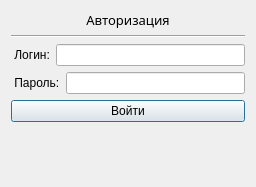
ssmlnsk/Practic, file auth.ui: the form before one commit.
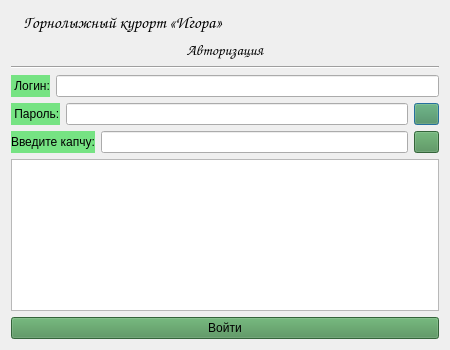
The form after the commit. Icons and pictures are not drawn.

Commit message: доделал формочки.ui

Patch:
```diff
--- a/auth.ui
+++ b/auth.ui
@@ -6,8 +6,8 @@
    <rect>
     <x>0</x>
     <y>0</y>
-    <width>256</width>
-    <height>187</height>
+    <width>450</width>
+    <height>350</height>
    </rect>
   </property>
   <property name="sizePolicy">
@@ -18,8 +18,8 @@
   </property>
   <property name="maximumSize">
    <size>
-    <width>350</width>
-    <height>280</height>
+    <width>450</width>
+    <height>350</height>
    </size>
   </property>
   <property name="windowTitle">
@@ -27,15 +27,82 @@
   </property>
   <layout class="QVBoxLayout" name="verticalLayout_2">
    <item>
-    <layout class="QVBoxLayout" name="verticalLayout" stretch="1,0,1,1,1,0,4">
+    <layout class="QVBoxLayout" name="verticalLayout" stretch="0,1,0,1,1,0,0,1">
+     <item>
+      <layout class="QHBoxLayout" name="horizontalLayout_3" stretch="2,2,0">
+       <property name="leftMargin">
+        <number>12</number>
+       </property>
+       <property name="rightMargin">
+        <number>0</number>
+       </property>
+       <item>
+        <widget class="QLabel" name="label_5">
+         <property name="minimumSize">
+          <size>
+           <width>0</width>
+           <height>0</height>
+          </size>
+         </property>
+         <property name="font">
+          <font>
+           <family>Comic Sans MS</family>
+           <pointsize>13</pointsize>
+          </font>
+         </property>
+         <property name="text">
+          <string>Горнолыжный курорт «Игора»    </string>
+         </property>
+         <property name="alignment">
+          <set>Qt::AlignCenter</set>
+         </property>
+        </widget>
+       </item>
+       <item>
+        <spacer name="horizontalSpacer_6">
+         <property name="orientation">
+          <enum>Qt::Horizontal</enum>
+         </property>
+         <property name="sizeHint" stdset="0">
+          <size>
+           <width>40</width>
+           <height>20</height>
+          </size>
+         </property>
+        </spacer>
+       </item>
+       <item>
+        <widget class="QLabel" name="logo">
+         <property name="maximumSize">
+          <size>
+           <width>80</width>
+           <height>80</height>
+          </size>
+         </property>
+         <property name="text">
+          <string/>
+         </property>
+         <property name="pixmap">
+          <pixmap>img/logo_mini.png</pixmap>
+         </property>
+        </widget>
+       </item>
+      </layout>
+     </item>
      <item>
       <widget class="QLabel" name="label">
        <property name="font">
         <font>
-         <family>Ebrima</family>
-         <pointsize>10</pointsize>
+         <family>Comic Sans MS</family>
+         <pointsize>11</pointsize>
+         <weight>50</weight>
+         <italic>false</italic>
+         <bold>false</bold>
         </font>
        </property>
+       <property name="styleSheet">
+        <string notr="true">font: 11pt &quot;Comic Sans MS&quot;;</string>
+       </property>
        <property name="text">
         <string>Авторизация</string>
        </property>
@@ -55,6 +122,10 @@
       <layout class="QHBoxLayout" name="horizontalLayout">
        <item>
         <widget class="QLabel" name="label_2">
+         <property name="styleSheet">
+          <string notr="true">background-color: rgb(118, 227, 131);
+font: 9pt &quot;Comic Sans MS&quot;;</string>
+         </property>
          <property name="text">
           <string> Логин:</string>
          </property>
@@ -69,6 +140,10 @@
       <layout class="QHBoxLayout" name="horizontalLayout_2">
        <item>
         <widget class="QLabel" name="label_3">
+         <property name="styleSheet">
+          <string notr="true">background-color: rgb(118, 227, 131);
+font: 9pt &quot;Comic Sans MS&quot;;</string>
+         </property>
          <property name="text">
           <string> Пароль:</string>
          </property>
@@ -81,72 +156,82 @@
          </property>
         </widget>
        </item>
+       <item>
+        <widget class="QPushButton" name="btn_hide_password">
+         <property name="maximumSize">
+          <size>
+           <width>25</width>
+           <height>25</height>
+          </size>
+         </property>
+         <property name="styleSheet">
+          <string notr="true">background-color: rgb(73, 140, 81);
+font: 9pt &quot;Comic Sans MS&quot;;</string>
+         </property>
+         <property name="text">
+          <string/>
+         </property>
+         <property name="icon">
+          <iconset>
+           <normaloff>img/eye.png</normaloff>img/eye.png</iconset>
+         </property>
+        </widget>
+       </item>
       </layout>
      </item>
+     <item>
+      <layout class="QHBoxLayout" name="horizontalLayout_4">
+       <item>
+        <widget class="QLabel" name="label_4">
+         <property name="styleSheet">
+          <string notr="true">background-color: rgb(118, 227, 131);
+font: 9pt &quot;Comic Sans MS&quot;;</string>
+         </property>
+         <property name="text">
+          <string>Введите капчу:</string>
+         </property>
+        </widget>
+       </item>
+       <item>
+        <widget class="QLineEdit" name="edit_capcha"/>
+       </item>
+       <item>
+        <widget class="QPushButton" name="btn_new_capcha">
+         <property name="maximumSize">
+          <size>
+           <width>25</width>
+           <height>25</height>
+          </size>
+         </property>
+         <property name="styleSheet">
+          <string notr="true">background-color: rgb(73, 140, 81);
+font: 9pt &quot;Comic Sans MS&quot;;</string>
+         </property>
+         <property name="text">
+          <string/>
+         </property>
+         <property name="icon">
+          <iconset>
+           <normaloff>img/new.png</normaloff>img/new.png</iconset>
+         </property>
+        </widget>
+       </item>
+      </layout>
+     </item>
+     <item>
+      <widget class="QGraphicsView" name="draw_chapcha"/>
+     </item>
      <item>
       <widget class="QPushButton" name="btn_enter">
+       <property name="styleSheet">
+        <string notr="true">background-color: rgb(73, 140, 81);
+font: 9pt &quot;Comic Sans MS&quot;;</string>
+       </property>
        <property name="text">
         <string>Войти</string>
        </property>
       </widget>
      </item>
-     <item>
-      <widget class="QLabel" name="label_4">
-       <property name="palette">
-        <palette>
-         <active>
-          <colorrole role="WindowText">
-           <brush brushstyle="SolidPattern">
-            <color alpha="255">
-             <red>255</red>
-             <green>0</green>
-             <blue>0</blue>
-            </color>
-           </brush>
-          </colorrole>
-         </active>
-         <inactive>
-          <colorrole role="WindowText">
-           <brush brushstyle="SolidPattern">
-            <color alpha="255">
-             <red>255</red>
-             <green>0</green>
-             <blue>0</blue>
-            </color>
-           </brush>
-          </colorrole>
-         </inactive>
-         <disabled>
-          <colorrole role="WindowText">
-           <brush brushstyle="SolidPattern">
-            <color alpha="255">
-             <red>120</red>
-             <green>120</green>
-             <blue>120</blue>
-            </color>
-           </brush>
-          </colorrole>
-         </disabled>
-        </palette>
-       </property>
-       <property name="text">
-        <string/>
-       </property>
-      </widget>
-     </item>
-     <item>
-      <spacer name="verticalSpacer">
-       <property name="orientation">
-        <enum>Qt::Vertical</enum>
-       </property>
-       <property name="sizeHint" stdset="0">
-        <size>
-         <width>20</width>
-         <height>40</height>
-        </size>
-       </property>
-      </spacer>
-     </item>
     </layout>
    </item>
   </layout>
```
Left out of the diff: 4 changed lines with no effect on the pictures. The commit also changes 1 other file.
